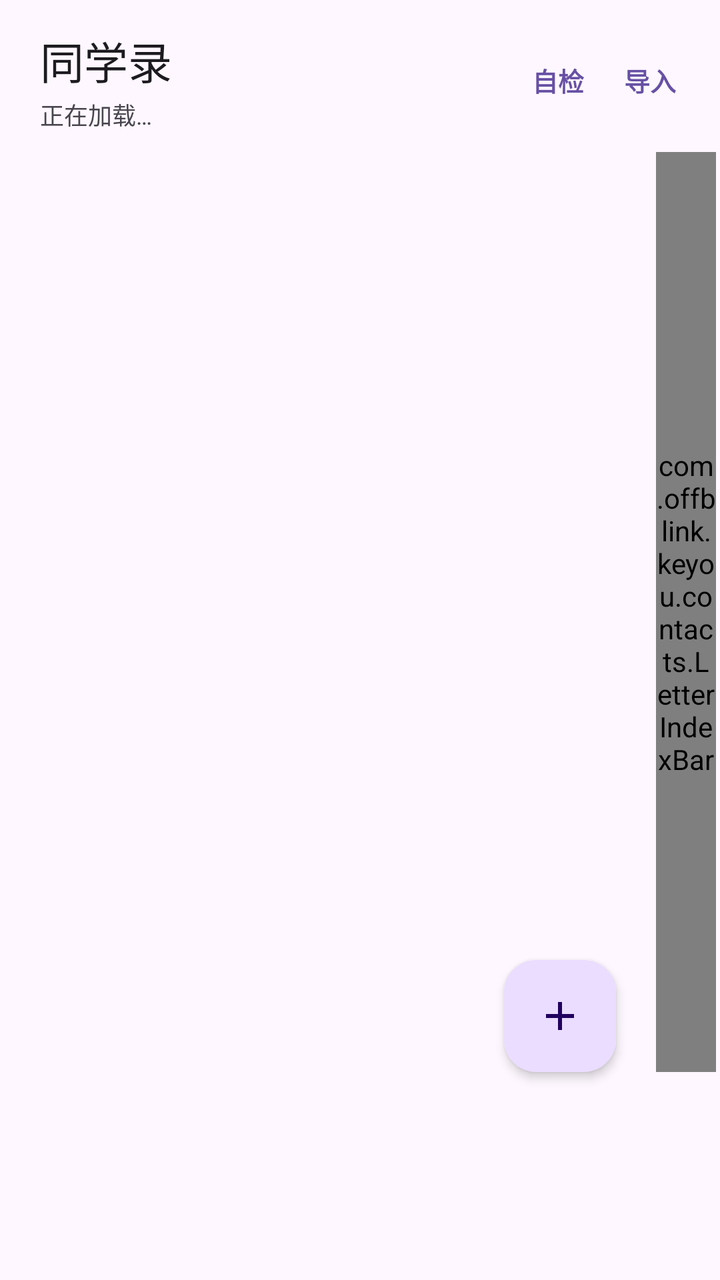
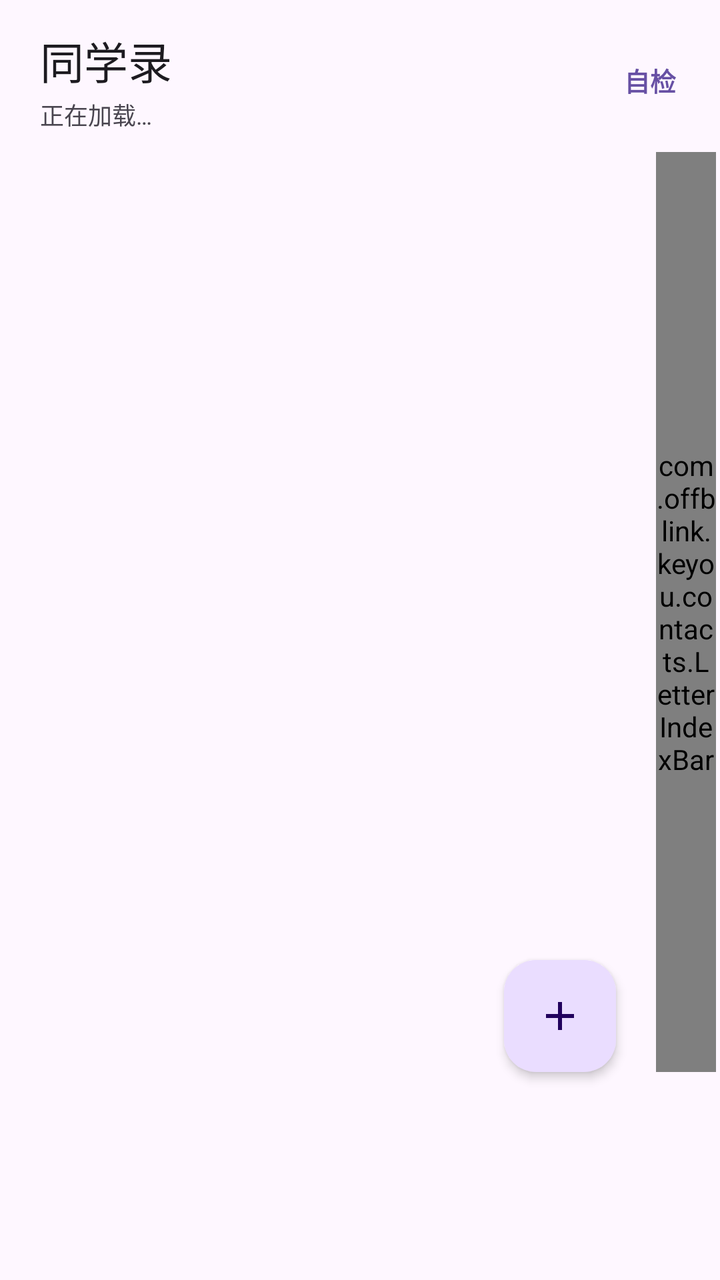

Screens rendered from an Android XML layout before and after an edit, with the pre-edit source and the edit as a unified diff.
<!-- AndroidManifest.xml: application theme Theme.Keyou -->
<!-- res/layout/page_contacts.xml -->
<?xml version="1.0" encoding="utf-8"?>
<FrameLayout xmlns:android="http://schemas.android.com/apk/res/android"
    xmlns:app="http://schemas.android.com/apk/res-auto"
    android:layout_width="match_parent"
    android:layout_height="match_parent"
    android:background="?attr/colorSurface">

    <LinearLayout
        android:layout_width="match_parent"
        android:layout_height="match_parent"
        android:orientation="vertical">

        
        <LinearLayout
            android:layout_width="match_parent"
            android:layout_height="wrap_content"
            android:gravity="center_vertical"
            android:orientation="horizontal"
            android:paddingStart="20dp"
            android:paddingTop="14dp"
            android:paddingEnd="12dp"
            android:paddingBottom="6dp">

            <LinearLayout
                android:layout_width="0dp"
                android:layout_height="wrap_content"
                android:layout_weight="1"
                android:orientation="vertical">

                <TextView
                    android:layout_width="wrap_content"
                    android:layout_height="wrap_content"
                    android:fontFamily="sans-serif-medium"
                    android:text="@string/nav_contacts"
                    android:textColor="?attr/colorOnSurface"
                    android:textSize="22sp" />

                <TextView
                    android:id="@+id/tv_contacts_subtitle"
                    android:layout_width="wrap_content"
                    android:layout_height="wrap_content"
                    android:layout_marginTop="2dp"
                    android:text="@string/contacts_loading"
                    android:textColor="?attr/colorOnSurfaceVariant"
                    android:textSize="12sp" />
            </LinearLayout>

            <TextView
                android:id="@+id/btn_contacts_check"
                android:layout_width="wrap_content"
                android:layout_height="wrap_content"
                android:background="?attr/selectableItemBackgroundBorderless"
                android:paddingStart="10dp"
                android:paddingTop="8dp"
                android:paddingEnd="10dp"
                android:paddingBottom="8dp"
                android:text="@string/contacts_entry_check"
                android:textColor="?attr/colorPrimary"
                android:textSize="13sp"
                android:textStyle="bold" />

            <TextView
                android:id="@+id/btn_import"
                android:layout_width="wrap_content"
                android:layout_height="wrap_content"
                android:background="?attr/selectableItemBackgroundBorderless"
                android:paddingStart="10dp"
                android:paddingTop="8dp"
                android:paddingEnd="10dp"
                android:paddingBottom="8dp"
                android:text="@string/contacts_import_entry"
                android:textColor="?attr/colorPrimary"
                android:textSize="13sp"
                android:textStyle="bold" />
        </LinearLayout>

        <FrameLayout
            android:layout_width="match_parent"
            android:layout_height="0dp"
            android:layout_weight="1"
            android:clipChildren="false"
            android:clipToPadding="false">

            <androidx.recyclerview.widget.RecyclerView
                android:id="@+id/rv_contacts"
                android:layout_width="match_parent"
                android:layout_height="match_parent"
                android:clipToPadding="false"
                android:paddingEnd="18dp"
                android:paddingBottom="104dp"
                android:scrollbars="none" />

            <TextView
                android:id="@+id/tv_empty"
                android:layout_width="wrap_content"
                android:layout_height="wrap_content"
                android:layout_gravity="center"
                android:gravity="center"
                android:paddingStart="40dp"
                android:paddingEnd="40dp"
                android:text="@string/contacts_empty_tip"
                android:textColor="?attr/colorOnSurfaceVariant"
                android:textSize="14sp"
                android:visibility="gone" />

            
            <com.offblink.keyou.contacts.LetterIndexBar
                android:id="@+id/index_bar"
                android:layout_width="30dp"
                android:layout_height="match_parent"
                android:layout_gravity="end"
                android:layout_marginTop="4dp"
                android:layout_marginEnd="2dp"
                android:layout_marginBottom="104dp" />

            
            <com.google.android.material.floatingactionbutton.FloatingActionButton
                android:id="@+id/fab_add"
                android:layout_width="wrap_content"
                android:layout_height="wrap_content"
                android:layout_gravity="bottom|end"
                android:layout_marginEnd="52dp"
                android:layout_marginBottom="104dp"
                android:contentDescription="@string/contacts_add_desc"
                android:src="@drawable/contact_ic_add"
                app:backgroundTint="?attr/colorPrimaryContainer"
                app:elevation="3dp"
                app:tint="?attr/colorOnPrimaryContainer" />

        </FrameLayout>
    </LinearLayout>

</FrameLayout>
<!-- resources referenced by this layout -->
<resources>
  <!-- drawable contact_ic_add (drawable) -->
  <vector xmlns:android="http://schemas.android.com/apk/res/android"
      android:width="24dp"
      android:height="24dp"
      android:viewportWidth="24"
      android:viewportHeight="24">
      <path
          android:fillColor="#FF000000"
          android:pathData="M11,5h2v6h6v2h-6v6h-2v-6H5v-2h6z" />
  </vector>
  <string name="contacts_add_desc">新增同学</string>
  <string name="contacts_empty_tip">还没有同学\n点右下角 + 添加一位</string>
  <string name="contacts_entry_check">自检</string>
  <string name="contacts_import_entry">导入</string>
  <string name="contacts_loading">正在加载…</string>
  <string name="nav_contacts">同学录</string>
  <style name="Theme.Keyou" parent="Theme.Material3.DayNight.NoActionBar" />
</resources>

<!-- the commit's change to res/layout/page_contacts.xml (unified diff, before → after) -->
@@ -55,20 +55,6 @@
                 android:paddingEnd="10dp"
                 android:paddingBottom="8dp"
                 android:text="@string/contacts_entry_check"
-                android:textColor="?attr/colorPrimary"
-                android:textSize="13sp"
-                android:textStyle="bold" />
-
-            <TextView
-                android:id="@+id/btn_import"
-                android:layout_width="wrap_content"
-                android:layout_height="wrap_content"
-                android:background="?attr/selectableItemBackgroundBorderless"
-                android:paddingStart="10dp"
-                android:paddingTop="8dp"
-                android:paddingEnd="10dp"
-                android:paddingBottom="8dp"
-                android:text="@string/contacts_import_entry"
                 android:textColor="?attr/colorPrimary"
                 android:textSize="13sp"
                 android:textStyle="bold" />
<!-- resource entries referenced after the edit -->
@@ -13,7 +13,6 @@
   <string name="contacts_add_desc">新增同学</string>
   <string name="contacts_empty_tip">还没有同学\n点右下角 + 添加一位</string>
   <string name="contacts_entry_check">自检</string>
-  <string name="contacts_import_entry">导入</string>
   <string name="contacts_loading">正在加载…</string>
   <string name="nav_contacts">同学录</string>
   <style name="Theme.Keyou" parent="Theme.Material3.DayNight.NoActionBar" />
